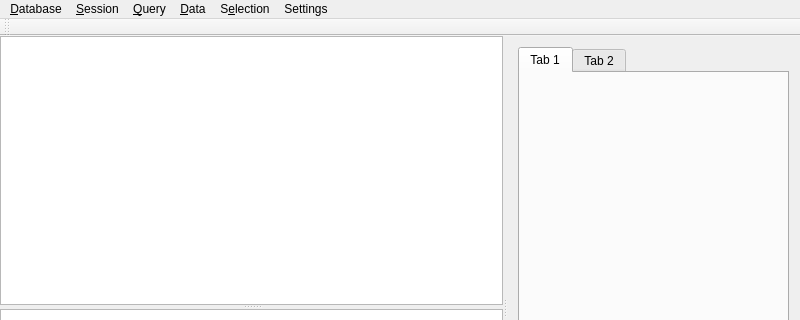
Before: the Qt Designer form src/widget/mainwindow.ui in mugiseyebrows/mugi-query, drawn with Qt 5; both pictures show x 0 to 800 and y 0 to 320 of the 800 by 600 pixel window.
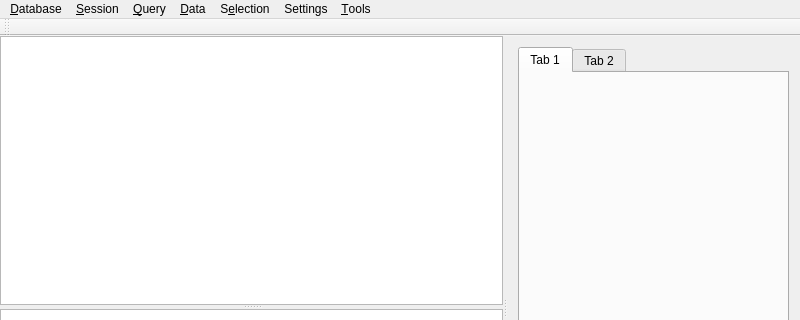
After: the same form once the commit is applied.

Commit message: tools mysql and mysqldump

Patch:
```diff
--- a/src/widget/mainwindow.ui
+++ b/src/widget/mainwindow.ui
@@ -81,7 +81,7 @@
      <x>0</x>
      <y>0</y>
      <width>800</width>
-     <height>21</height>
+     <height>32</height>
     </rect>
    </property>
    <widget class="QMenu" name="menuDatabase">
@@ -134,12 +134,20 @@
     </property>
     <addaction name="settingsFormat"/>
    </widget>
+   <widget class="QMenu" name="menuTools">
+    <property name="title">
+     <string>&amp;Tools</string>
+    </property>
+    <addaction name="toolsMysql"/>
+    <addaction name="toolsMysqldump"/>
+   </widget>
    <addaction name="menuDatabase"/>
    <addaction name="menuSession"/>
    <addaction name="menuQuery"/>
    <addaction name="menuData"/>
    <addaction name="menuSelection"/>
    <addaction name="menuSettings"/>
+   <addaction name="menuTools"/>
   </widget>
   <widget class="QToolBar" name="mainToolBar">
    <attribute name="toolBarArea">
```
Left out of the diff: 15 changed lines with no effect on the pictures. The commit also changes 20 other files.
